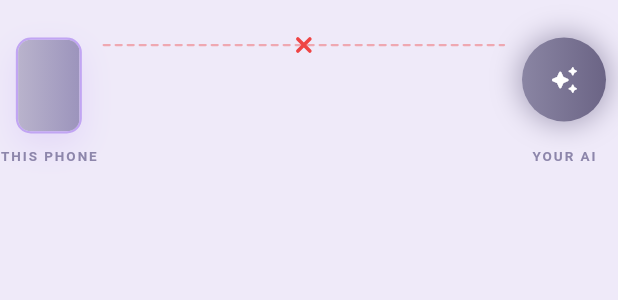
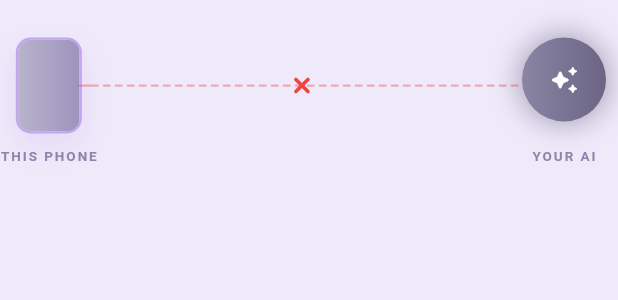
Before and after one commit to KhizarJamshaidIqbal/screensync-mcp, a Flutter app: the PacketFlowIllustration widget shown alone on an empty page, opened directly with empty values, on a phone screen of 412 x 824 dp. Shown: the top 300 px of the screen. Run offline on Flutter 3.47's test engine with Material 3 defaults, Android fonts, the phone set to English and light mode, and no system bars; our stand-ins replace device_info_plus, equatable, flutter_animate, flutter_bloc, google_sign_in, qr_flutter and 3 more; missing offline and left inert: bonsoir, extension_google_sign_in_as_googleapis_auth, flutter_overlay_window, googleapis, mobile_scanner; accounts and stored records are empty; network calls fail.

Commit message:
fix(hero): Align Live Bridge cable through phone/orb centers
Cable now spans from the phone's right edge to the orb's left edge at
their vertical center (bottom-anchored geometry, caption-overflow aware),
the latency pill hovers 4dp above the cable center, and the agent caption
shares the orb's 72px slot so long names can't drift it off-center.

```diff
--- a/lib/widgets/connection_hero/packet_flow_illustration.dart
+++ b/lib/widgets/connection_hero/packet_flow_illustration.dart
@@ -222,6 +222,13 @@ class _PacketFlowIllustrationState extends State<PacketFlowIllustration>
     final reduceMotion =
         MediaQuery.maybeOf(context)?.disableAnimations ?? false;
     final accent = _packetColor();
+    // Side columns are as wide as their captions (long device models), so the
+    // cable's column starts/ends away from the phone's and orb's visual edges.
+    // Extend the painted cable by exactly that overflow so it still meets the
+    // phone's right edge and tucks into the orb (72px slot, 56px orb → 8px
+    // inset + 2px tuck) on the right.
+    final leftExt = _captionOverflow(widget.deviceName ?? 'This phone', 44) + 2;
+    const rightExt = 10.0;
     // Reserve a fixed height so the tallest column (phone/orb + caption) never
     // bleeds into the metrics ribbon below, even with the ±4px tilt parallax.
     return SizedBox(
@@ -249,13 +256,19 @@ class _PacketFlowIllustrationState extends State<PacketFlowIllustration>
           ),
         ),
         Expanded(
-          child: Column(
+          // Bottom-anchored Stack: the row is a fixed 110px tall with the side
+          // columns bottom-aligned, so icon centers are stable from the bottom
+          // (phone ≈ captionH+40, orb ≈ captionH+44). Cable center lands at
+          // captionH+42 → passes through both icons; the latency pill hovers
+          // 4dp above the cable's center instead of floating at the top.
+          child: Stack(
+            clipBehavior: Clip.none,
             children: [
-              if (widget.online && widget.latencyMs != null)
-                _LatencyPill(latencyMs: widget.latencyMs!)
-              else
-                const SizedBox(height: 20),
-              SizedBox(
+              Positioned(
+                left: 0,
+                right: 0,
+                bottom: _captionHeight() + 32,
+                child: SizedBox(
                   height: 20,
                   child: AnimatedBuilder(
                     animation: _controller,
@@ -266,12 +279,24 @@ class _PacketFlowIllustrationState extends State<PacketFlowIllustration>
                         reversePhases: _reversePhases,
                         color: accent,
                         active: widget.online,
+                        leftExt: leftExt,
+                        rightExt: rightExt,
                         waveAmp: reduceMotion
                             ? 0
                             : _waveAmpFor(widget.jitter),
                       ),
                       child: const SizedBox.expand(),
                     ),
+                  ),
+                ),
+              ),
+              if (widget.online && widget.latencyMs != null)
+                Positioned(
+                  left: 0,
+                  right: 0,
+                  bottom: _captionHeight() + 46,
+                  child: Center(
+                    child: _LatencyPill(latencyMs: widget.latencyMs!),
                   ),
                 ),
             ],
@@ -304,7 +329,17 @@ class _PacketFlowIllustrationState extends State<PacketFlowIllustration>
                 ),
               ),
               const SizedBox(height: 8),
-              MicroLabelCompact(widget.agentName ?? 'Your AI'),
+              // Caption shares the orb's 72px slot so a long agent name can't
+              // widen this column and drift the caption off the orb's center.
+              SizedBox(
+                width: 72,
+                child: Center(
+                  child: FittedBox(
+                    fit: BoxFit.scaleDown,
+                    child: MicroLabelCompact(widget.agentName ?? 'Your AI'),
+                  ),
+                ),
+              ),
             ],
           ),
         ),
@@ -316,6 +351,22 @@ class _PacketFlowIllustrationState extends State<PacketFlowIllustration>
   double _waveAmpFor(int? jitter) {
     if (!widget.online || jitter == null) return 0;
     return (jitter / 120).clamp(0.0, 1.0) * 4.5;
+  }
+
+  double _captionOverflow(String text, double slotWidth) {
+    final tp = TextPainter(
+      text: TextSpan(text: text.toUpperCase(), style: AppTheme.microLabel),
+      textDirection: TextDirection.ltr,
+    )..layout();
+    return math.max(0.0, (tp.width - slotWidth) / 2);
+  }
+
+  double _captionHeight() {
+    final tp = TextPainter(
+      text: const TextSpan(text: 'A', style: AppTheme.microLabel),
+      textDirection: TextDirection.ltr,
+    )..layout();
+    return tp.height;
   }
 }
 
@@ -544,6 +595,8 @@ class _PacketFlowPainter extends CustomPainter {
     required this.reversePhases,
     required this.color,
     required this.active,
+    required this.leftExt,
+    required this.rightExt,
     required this.waveAmp,
   });
 
@@ -552,12 +605,18 @@ class _PacketFlowPainter extends CustomPainter {
   final List<double> reversePhases;
   final Color color;
   final bool active;
+  final double leftExt;
+  final double rightExt;
   final double waveAmp;
 
   @override
   void paint(Canvas canvas, Size size) {
     final y = size.height / 2;
-    const leftPad = 4.0, rightPad = 4.0;
+    // Negative pads extend the cable past this column so it meets the phone's
+    // right edge and the orb's visual left edge (side columns are widened by
+    // their captions; see build()).
+    final leftPad = -leftExt;
+    final rightPad = -rightExt;
     final usableW = size.width - leftPad - rightPad;
 
     // Reactive waveform accent behind the line.
@@ -600,7 +659,7 @@ class _PacketFlowPainter extends CustomPainter {
         ..color = color
         ..strokeWidth = 2.4
         ..strokeCap = StrokeCap.round;
-      final cx = size.width / 2;
+      final cx = leftPad + usableW / 2;
       canvas.drawLine(Offset(cx - 4, y - 4), Offset(cx + 4, y + 4), cross);
       canvas.drawLine(Offset(cx + 4, y - 4), Offset(cx - 4, y + 4), cross);
       return;
@@ -639,5 +698,7 @@ class _PacketFlowPainter extends CustomPainter {
       old.progress != progress ||
       old.color != color ||
       old.active != active ||
+      old.leftExt != leftExt ||
+      old.rightExt != rightExt ||
       old.waveAmp != waveAmp;
 }
```
Lines whose indentation alone changed are shown as unchanged.
